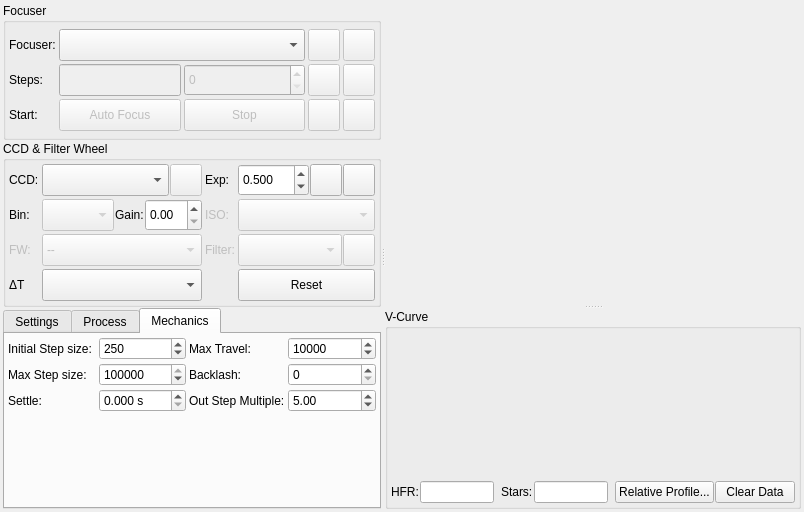
Old version of the form kstars/ekos/focus/focus.ui in the repository KDE/kstars.
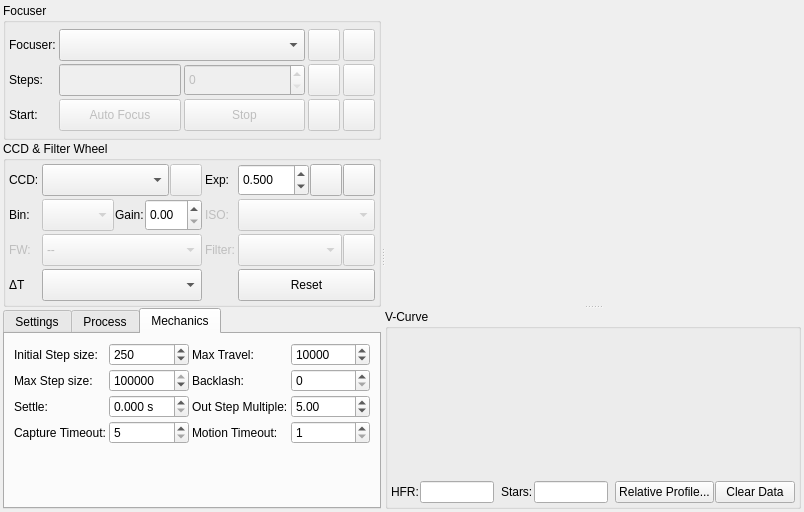
New version of the form. The open tabs and pages were chosen to show the change. Icons and pictures are not drawn. Custom widgets are drawn as their Qt base class.

Commit message: If focus motion command times out in 30 seconds, command it again. If after 3...

Diff of the .ui file:
```diff
--- a/kstars/ekos/focus/focus.ui
+++ b/kstars/ekos/focus/focus.ui
@@ -1424,46 +1424,22 @@
           <attribute name="title">
            <string>Mechanics</string>
           </attribute>
-          <layout class="QVBoxLayout" name="verticalLayout_6">
-           <property name="spacing">
-            <number>3</number>
-           </property>
-           <property name="leftMargin">
-            <number>3</number>
-           </property>
-           <property name="topMargin">
-            <number>3</number>
-           </property>
-           <property name="rightMargin">
-            <number>3</number>
-           </property>
-           <property name="bottomMargin">
-            <number>3</number>
-           </property>
+          <layout class="QVBoxLayout" name="verticalLayout_3">
            <item>
-            <layout class="QGridLayout" name="gridLayout" rowstretch="0,0,0">
+            <layout class="QGridLayout" name="gridLayout" rowstretch="0,0,0,0">
              <property name="spacing">
               <number>3</number>
              </property>
-             <item row="2" column="1">
-              <widget class="QDoubleSpinBox" name="FocusSettleTime">
-               <property name="sizePolicy">
-                <sizepolicy hsizetype="Preferred" vsizetype="Preferred">
-                 <horstretch>0</horstretch>
-                 <verstretch>0</verstretch>
-                </sizepolicy>
-               </property>
+             <item row="0" column="0">
+              <widget class="QLabel" name="label">
                <property name="toolTip">
                 <string>&lt;html&gt;&lt;head/&gt;&lt;body&gt;&lt;p&gt;Wait for this many seconds after moving the focuser before capturing the next image during Auto Focus.&lt;/p&gt;&lt;/body&gt;&lt;/html&gt;</string>
                </property>
-               <property name="suffix">
-                <string> s</string>
+               <property name="whatsThis">
+                <string/>
                </property>
-               <property name="decimals">
-                <number>3</number>
-               </property>
-               <property name="maximum">
-                <double>30.000000000000000</double>
+               <property name="text">
+                <string>Initial Step size:</string>
                </property>
               </widget>
              </item>
@@ -1477,6 +1453,31 @@
                </property>
               </widget>
              </item>
+             <item row="2" column="3">
+              <widget class="QDoubleSpinBox" name="initialFocusOutStepsIN">
+               <property name="sizePolicy">
+                <sizepolicy hsizetype="Preferred" vsizetype="Preferred">
+                 <horstretch>0</horstretch>
+                 <verstretch>0</verstretch>
+                </sizepolicy>
+               </property>
+               <property name="toolTip">
+                <string>&lt;html&gt;&lt;body&gt;&lt;p&gt;This number multiplied by initial-step-size is number of outward steps the Linear Focus algorithm moves away from the initial position at the start of focusing.&lt;/p&gt;&lt;/body&gt;&lt;/html&gt;</string>
+               </property>
+               <property name="minimum">
+                <double>1.000000000000000</double>
+               </property>
+               <property name="maximum">
+                <double>10.000000000000000</double>
+               </property>
+               <property name="singleStep">
+                <double>1.000000000000000</double>
+               </property>
+               <property name="value">
+                <double>5.000000000000000</double>
+               </property>
+              </widget>
+             </item>
              <item row="0" column="1">
               <widget class="QSpinBox" name="stepIN">
                <property name="sizePolicy">
@@ -1502,19 +1503,6 @@
                </property>
               </widget>
              </item>
-             <item row="0" column="0">
-              <widget class="QLabel" name="label">
-               <property name="toolTip">
-                <string/>
-               </property>
-               <property name="whatsThis">
-                <string/>
-               </property>
-               <property name="text">
-                <string>Initial Step size:</string>
-               </property>
-              </widget>
-             </item>
              <item row="2" column="0">
               <widget class="QLabel" name="label_9">
                <property name="text">
@@ -1550,29 +1538,6 @@
                </property>
               </widget>
              </item>
-             <item row="1" column="0">
-              <widget class="QLabel" name="label_17">
-               <property name="text">
-                <string>Max Step size:</string>
-               </property>
-              </widget>
-             </item>
-             <item row="1" column="1">
-              <widget class="QSpinBox" name="maxSingleStepIN">
-               <property name="toolTip">
-                <string>&lt;html&gt;&lt;head/&gt;&lt;body&gt;&lt;p&gt;The maximum single step size the algorithm is allowed to command as it searches for the critical focus zone. The calculated step size would be limited to this maximum value.&lt;/p&gt;&lt;/body&gt;&lt;/html&gt;</string>
-               </property>
-               <property name="minimum">
-                <number>10</number>
-               </property>
-               <property name="maximum">
-                <number>100000</number>
-               </property>
-               <property name="value">
-                <number>100000</number>
-               </property>
-              </widget>
-             </item>
              <item row="1" column="2">
               <widget class="QLabel" name="label_11">
                <property name="text">
@@ -1580,6 +1545,13 @@
                </property>
               </widget>
              </item>
+             <item row="2" column="2">
+              <widget class="QLabel" name="label_12b">
+               <property name="text">
+                <string>Out Step Multiple:</string>
+               </property>
+              </widget>
+             </item>
              <item row="1" column="3">
               <widget class="QSpinBox" name="focusBacklashSpin">
                <property name="sizePolicy">
@@ -1593,15 +1565,8 @@
                </property>
               </widget>
              </item>
-             <item row="2" column="2">
-              <widget class="QLabel" name="label_12b">
-               <property name="text">
-                <string>Out Step Multiple:</string>
-               </property>
-              </widget>
-             </item>
-             <item row="2" column="3">
-              <widget class="QDoubleSpinBox" name="initialFocusOutStepsIN">
+             <item row="2" column="1">
+              <widget class="QDoubleSpinBox" name="FocusSettleTime">
                <property name="sizePolicy">
                 <sizepolicy hsizetype="Preferred" vsizetype="Preferred">
                  <horstretch>0</horstretch>
@@ -1609,19 +1574,79 @@
                 </sizepolicy>
                </property>
                <property name="toolTip">
-                <string>&lt;html&gt;&lt;body&gt;&lt;p&gt;This number multiplied by initial-step-size is number of outward steps the Linear Focus algorithm moves away from the initial position at the start of focusing.&lt;/p&gt;&lt;/body&gt;&lt;/html&gt;</string>
+                <string>&lt;html&gt;&lt;head/&gt;&lt;body&gt;&lt;p&gt;Wait for this many seconds after moving the focuser before capturing the next image during Auto Focus.&lt;/p&gt;&lt;/body&gt;&lt;/html&gt;</string>
+               </property>
+               <property name="suffix">
+                <string> s</string>
+               </property>
+               <property name="decimals">
+                <number>3</number>
+               </property>
+               <property name="maximum">
+                <double>30.000000000000000</double>
+               </property>
+              </widget>
+             </item>
+             <item row="1" column="1">
+              <widget class="QSpinBox" name="maxSingleStepIN">
+               <property name="toolTip">
+                <string>&lt;html&gt;&lt;head/&gt;&lt;body&gt;&lt;p&gt;The maximum single step size the algorithm is allowed to command as it searches for the critical focus zone. The calculated step size would be limited to this maximum value.&lt;/p&gt;&lt;/body&gt;&lt;/html&gt;</string>
                </property>
                <property name="minimum">
-                <double>1.000000000000000</double>
+                <number>10</number>
                </property>
                <property name="maximum">
-                <double>10.000000000000000</double>
-               </property>
-               <property name="singleStep">
-                <double>1.000000000000000</double>
+                <number>100000</number>
                </property>
                <property name="value">
-                <double>5.000000000000000</double>
+                <number>100000</number>
+               </property>
+              </widget>
+             </item>
+             <item row="1" column="0">
+              <widget class="QLabel" name="label_17">
+               <property name="text">
+                <string>Max Step size:</string>
+               </property>
+              </widget>
+             </item>
+             <item row="3" column="0">
+              <widget class="QLabel" name="label_26">
+               <property name="text">
+                <string>Capture Timeout:</string>
+               </property>
+              </widget>
+             </item>
+             <item row="3" column="1">
+              <widget class="QSpinBox" name="captureTimeoutSpin">
+               <property name="toolTip">
+                <string>Maximum time in seconds to wait for a captured image to be recieved before declaring a timeout.</string>
+               </property>
+               <property name="minimum">
+                <number>5</number>
+               </property>
+               <property name="maximum">
+                <number>300</number>
+               </property>
+              </widget>
+             </item>
+             <item row="3" column="2">
+              <widget class="QLabel" name="label_27">
+               <property name="text">
+                <string>Motion Timeout:</string>
+               </property>
+              </widget>
+             </item>
+             <item row="3" column="3">
+              <widget class="QSpinBox" name="motionTimeoutSpin">
+               <property name="toolTip">
+                <string>Maximum time in seconds to wait for a focuser to move to desired position before declaring a timeout.</string>
+               </property>
+               <property name="minimum">
+                <number>1</number>
+               </property>
+               <property name="maximum">
+                <number>120</number>
                </property>
               </widget>
              </item>
```
Left out of the diff: 174 changed lines with no effect on the pictures. The commit also changes 6 other files.
